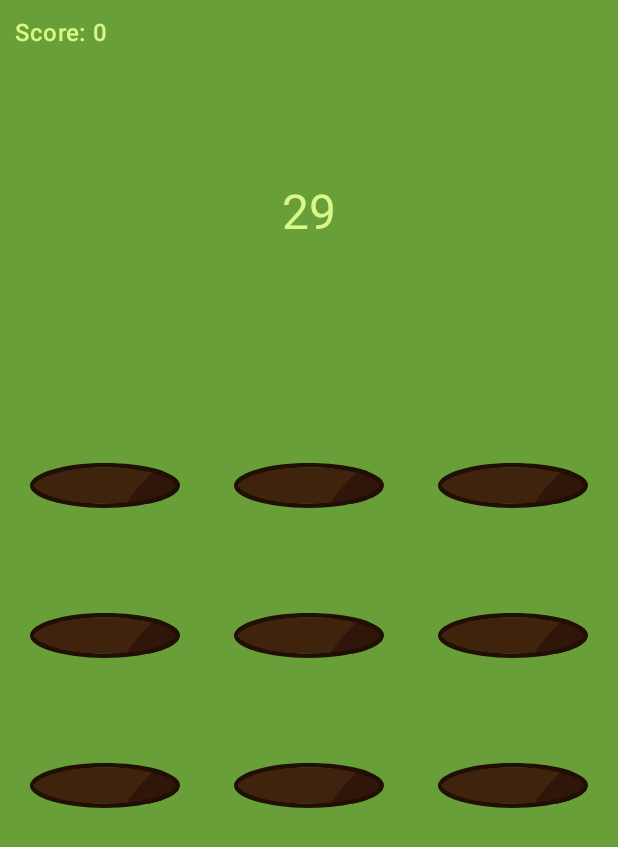
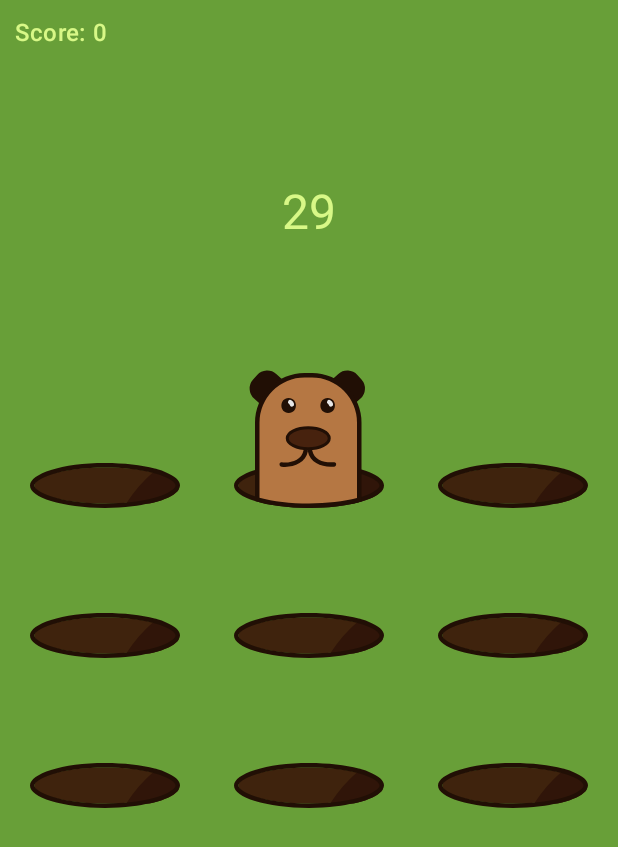
Before and after one commit to Keilet/Whac-A-Mole, an Android app: the screen it shows after launch (MainActivity), after a tap on "START", on a phone screen of 412 x 824 dp. Shown: the top 847 px of the screen. Run offline under Robolectric (Android 15) with nearby library versions, the phone set to English and light mode, and no system bars.

Commit message:
Create function moveMole

```diff
--- a/app/src/main/java/com/whac_a_mole/game/GameFragment.kt
+++ b/app/src/main/java/com/whac_a_mole/game/GameFragment.kt
@@ -10,6 +10,9 @@ import com.whac_a_mole.R
 import com.whac_a_mole._base.ViewBindingFragment
 import com.whac_a_mole.databinding.FragmentGameBinding
 import com.whac_a_mole.result.ResultFragment
+import java.util.*
+import kotlin.collections.ArrayList
+import kotlin.concurrent.schedule
 
 class GameFragment : ViewBindingFragment<FragmentGameBinding>(
     FragmentGameBinding::inflate
@@ -64,5 +67,19 @@ class GameFragment : ViewBindingFragment<FragmentGameBinding>(
             }
             tableLayout.addView(tableRow, i)
         }
+
+        Timer().schedule(100, 500) {
+            moveMole()
+        }
+    }
+
+    fun moveMole(){
+        images.forEach { i -> i.setImageResource(R.drawable.ic_hole) }
+        val rnd = (0..8).random()
+        images.forEachIndexed { index, imageView ->
+            if (index == rnd) imageView.setImageResource(
+                R.drawable.ic_mole
+            )
+        }
     }
 }
```
